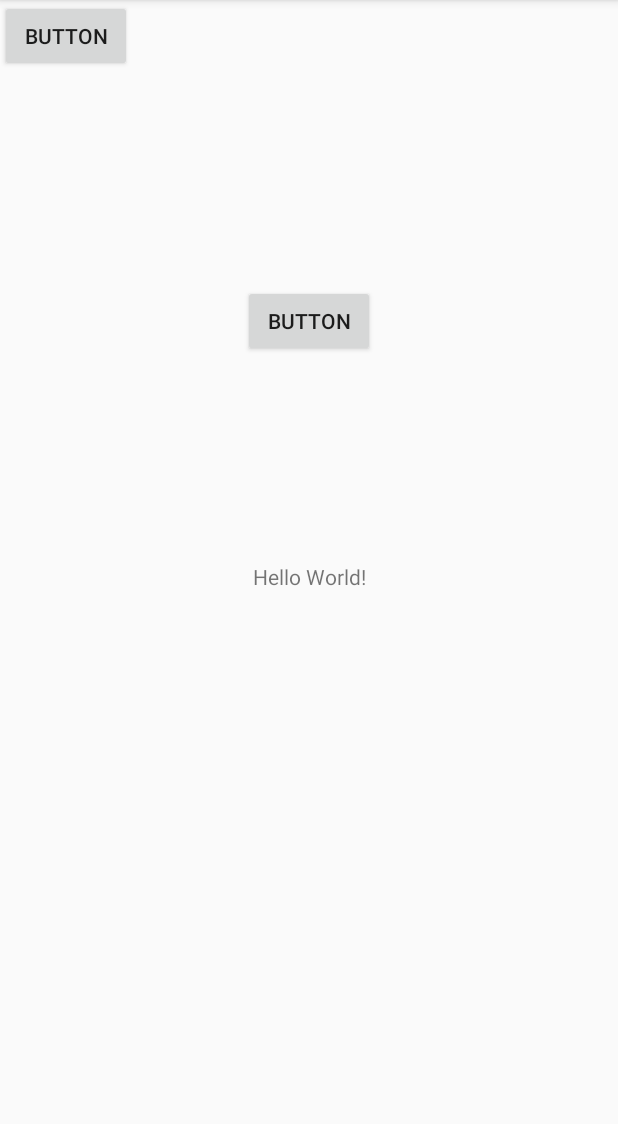
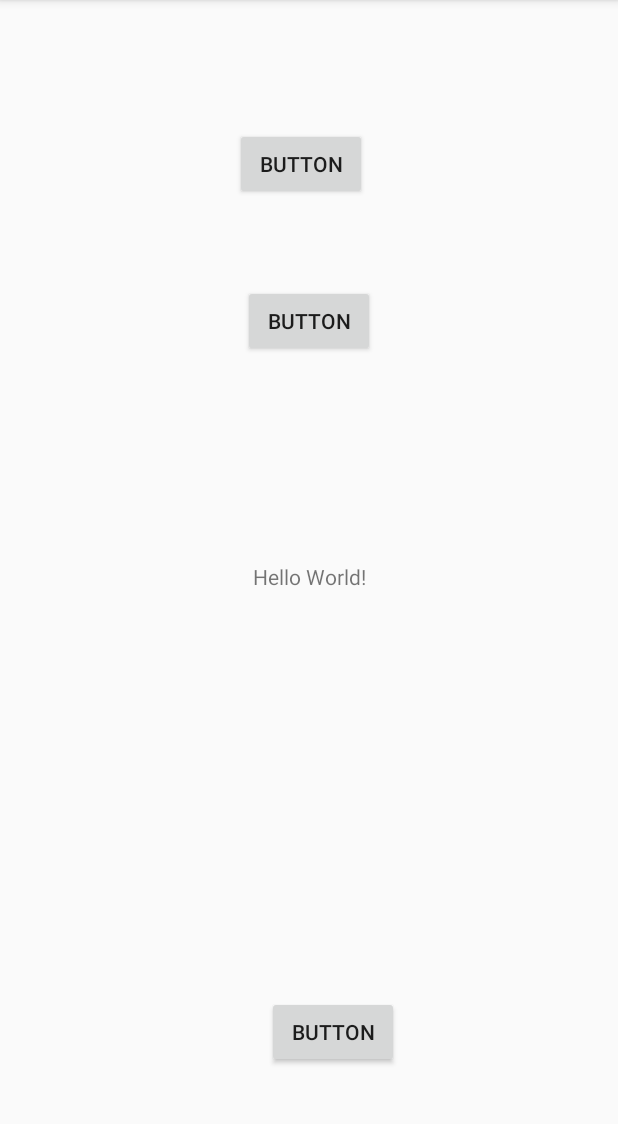
Before and after one commit to DyBiT/appsellba, an Android app: the screen it shows after launch (MainActivity), on a phone screen of 412 x 824 dp, the part 84-1208 px from its top. Run offline under Robolectric (Android 15) with nearby library versions, the phone set to English and light mode, and no system bars.

Commit message:
añadir tercer boton

```diff
--- a/app/src/main/res/layout/activity_main.xml
+++ b/app/src/main/res/layout/activity_main.xml
@@ -30,8 +30,20 @@
         android:id="@+id/button2"
         android:layout_width="wrap_content"
         android:layout_height="wrap_content"
+        android:layout_marginTop="85dp"
+        android:layout_marginEnd="5dp"
         android:text="Button"
-        tools:layout_editor_absoluteX="157dp"
-        tools:layout_editor_absoluteY="85dp" />
+        app:layout_constraintEnd_toEndOf="@+id/button"
+        app:layout_constraintTop_toTopOf="parent" />
+
+    <Button
+        android:id="@+id/button3"
+        android:layout_width="wrap_content"
+        android:layout_height="wrap_content"
+        android:layout_marginEnd="146dp"
+        android:layout_marginBottom="56dp"
+        android:text="Button"
+        app:layout_constraintBottom_toBottomOf="parent"
+        app:layout_constraintEnd_toEndOf="parent" />
 
 </android.support.constraint.ConstraintLayout>
```
